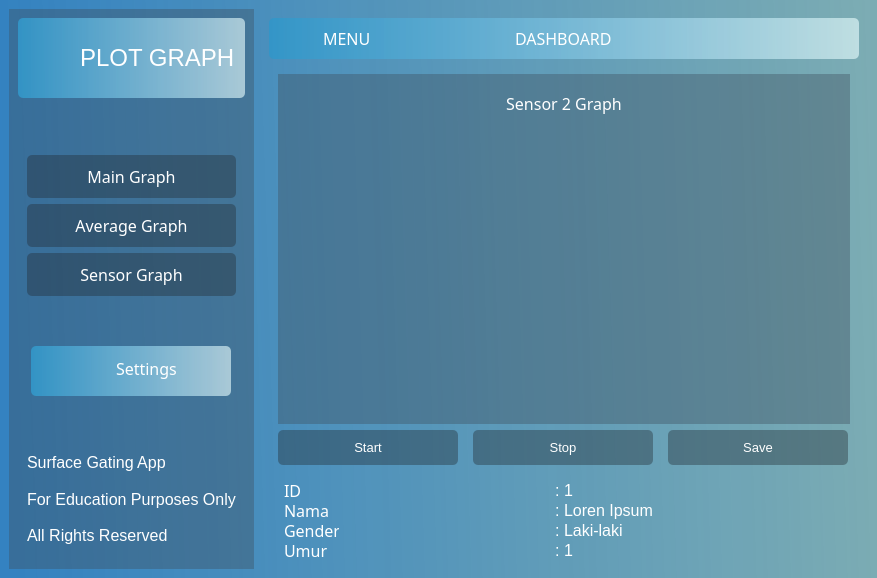
This is Bagian Grafik/interface.ui in Eriqo90AW/RSCM-App as Qt 5 draws it before an edit. The edited form follows.
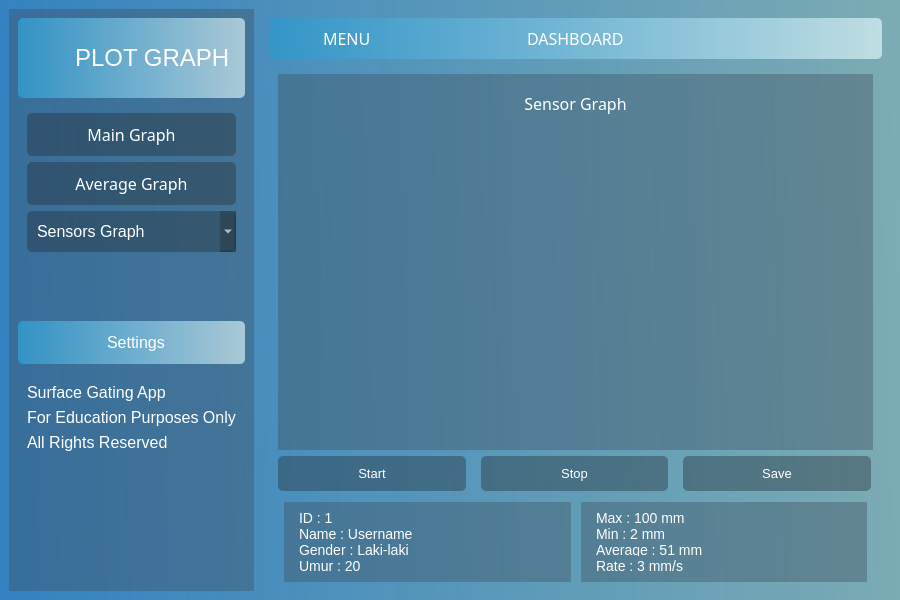
This is the edited form. The open tabs and pages were chosen to show the change. Icons and pictures are not drawn.

Diff of the .ui file:
```diff
--- a/Bagian Grafik/interface.ui
+++ b/Bagian Grafik/interface.ui
@@ -6,85 +6,128 @@
    <rect>
     <x>0</x>
     <y>0</y>
-    <width>877</width>
-    <height>578</height>
+    <width>900</width>
+    <height>600</height>
    </rect>
   </property>
   <property name="windowTitle">
    <string>MainWindow</string>
   </property>
-  <widget class="QWidget" name="centralwidget">
+  <widget class="QWidget" name="winmenu_graph">
    <property name="styleSheet">
-    <string notr="true">*{
+    <string notr="true">*
+{
 color: #fff;
 font-family: 'Trebuchet MS';
 font-size: 16px;
 border: nine;
 background: none;
 }
-#centralwidget{
+#frame_graph_gbframe QComboBox
+{
+text-align: center;
+padding: 10px;
+border-radius: 5px;
+background-color: rgba(33, 43, 51, 100);
+}
+#frame_graph_gbframe QComboBox QAbstractItemView::item:hover {
+    background-color: rgba(61, 80, 95, 100);
+}
+#winmenu_graph
+{
 background-color: qlineargradient(spread:pad, x1:0, y1:0.5, x2:1, y2:0.48, stop:0 rgba(0, 100,180, 200), stop:1 rgba(0, 100, 115, 123));
 }
-#left_menu_widget, #main_graph, #average_graph, #sensors_graph
+#frame_graph_head, #frame_graph_tframe
 {
-background-color: rgba(61, 80, 95, 100)
+background-color: qlineargradient(spread:pad, x1:0, y1:0, x2:1, y2:0, stop:0 rgba(50, 150,200, 235), stop:1 rgba(235, 255, 255, 155));
+border-radius: 5px;
+font-size: 14px;
 }
-#frame_4 QPushButton{
+#frame_graph_left, #widget_main_graph, #widget_average_graph, #widget_sensors_graph, #frame_graph_inleft, #frame_graph_inright
+{
+background-color: rgba(61, 80, 95, 100);
+}
+#label_graph_tlabel
+{
+    font-family: 'Segoe UI';
+    font-size: 24px;
+}
+#frame_graph_inleft QLabel
+{
+font-size: 14px;
+}
+#frame_graph_inright QLabel
+{
+font-size: 14px;
+}
+#frame_graph_gbframe QPushButton
+{
 padding: 10px;
 border-radius: 5px;
 background-color: rgba(33, 43, 51, 100);
 }
-#frame_4 QPushButton:hover{
+#frame_graph_gbframe QPushButton:hover
+{
 padding: 10px;
 border-radius: 5px;
 background-color: rgb(120, 157, 186);
 }
-#header_nav QPushButton{
+#frame_graph_sframe QPushButton
+{
+	padding: 12px;
+	border-radius: 5px;
+	background-color: qlineargradient(spread:pad, x1:0, y1:0, x2:1, y2:0, stop:0 rgba(50, 150,200, 235), stop:1 rgba(235, 255, 255, 155));
+}
+#frame_graph_sframe QPushButton:hover
+{
+	border-radius: 5px;
+	background-color: rgb(120, 157, 186);
+}
+#frame_graph_head QPushButton
+{
 	background-color: transparent;
 	border-radius: 15px;
 }
-#header_nav QPushButton:hover{
+#frame_graph_head QPushButton:hover
+{
 	background-color: rgb(120, 157, 186);
 }
-#header_menu QPushButton:hover{
+#frame_graph_menu QPushButton:hover
+{
 	border-radius: 10px;
 	background-color: rgb(120, 157, 186);
 }
-#frame_graph_settings:hover{
-	border-radius: 5px;
-	background-color: rgb(120, 157, 186);
-}
-#header_frame, #frame_graph_title, #frame_graph_settings{
-background-color: qlineargradient(spread:pad, x1:0, y1:0, x2:1, y2:0, stop:0 rgba(50, 150,200, 235), stop:1 rgba(235, 255, 255, 155));
-border-radius: 5px;
-}
-#label_graph_title{
-    font-family: 'Segoe UI';
-    font-size: 24px;
-}
-#frame_graph_util QPushButton{
+#frame_graph_util QPushButton
+{
 font-size: 13px;
 padding: 10px;
 border-radius: 5px;
 background-color: rgba(33, 43, 51, 100);
 }
-#frame_graph_util QPushButton:hover{
+#frame_graph_util QPushButton:hover
+{
 	border-radius: 5px;
 	background-color: rgba(61, 80, 95, 100)
 }</string>
    </property>
    <layout class="QHBoxLayout" name="horizontalLayout">
     <item>
-     <widget class="QWidget" name="left_menu_widget" native="true">
+     <widget class="QWidget" name="frame_graph_left" native="true">
       <layout class="QVBoxLayout" name="verticalLayout">
-       <item alignment="Qt::AlignTop">
-        <widget class="QFrame" name="frame_graph_title">
+       <item>
+        <widget class="QFrame" name="frame_graph_tframe">
          <property name="minimumSize">
           <size>
            <width>200</width>
            <height>80</height>
           </size>
          </property>
+         <property name="maximumSize">
+          <size>
+           <width>16777215</width>
+           <height>80</height>
+          </size>
+         </property>
          <property name="frameShape">
           <enum>QFrame::StyledPanel</enum>
          </property>
@@ -102,13 +145,13 @@
            <number>0</number>
           </property>
           <property name="rightMargin">
-           <number>10</number>
+           <number>15</number>
           </property>
           <property name="bottomMargin">
            <number>0</number>
           </property>
           <item alignment="Qt::AlignHCenter|Qt::AlignVCenter">
-           <widget class="QLabel" name="label_12">
+           <widget class="QLabel" name="label_graph_ticon">
             <property name="minimumSize">
              <size>
               <width>40</width>
@@ -133,7 +176,7 @@
            </widget>
           </item>
           <item alignment="Qt::AlignLeft">
-           <widget class="QLabel" name="label_graph_title">
+           <widget class="QLabel" name="label_graph_tlabel">
             <property name="font">
              <font>
               <family>Segoe UI</family>
@@ -148,8 +191,8 @@
          </layout>
         </widget>
        </item>
-       <item>
-        <widget class="QFrame" name="frame_4">
+       <item alignment="Qt::AlignTop">
+        <widget class="QFrame" name="frame_graph_gbframe">
          <property name="frameShape">
           <enum>QFrame::StyledPanel</enum>
          </property>
@@ -158,7 +201,7 @@
          </property>
          <layout class="QVBoxLayout" name="verticalLayout_2">
           <item>
-           <widget class="QPushButton" name="pushButton_4">
+           <widget class="QPushButton" name="button_graph_main">
             <property name="font">
              <font>
               <family>Trebuchet MS</family>
@@ -175,7 +218,7 @@
            </widget>
           </item>
           <item>
-           <widget class="QPushButton" name="pushButton_3">
+           <widget class="QPushButton" name="button_graph_average">
             <property name="font">
              <font>
               <family>Trebuchet MS</family>
@@ -188,42 +231,98 @@
            </widget>
           </item>
           <item>
-           <widget class="QPushButton" name="pushButton_2">
-            <property name="font">
-             <font>
-              <family>Trebuchet MS</family>
-              <pointsize>-1</pointsize>
-             </font>
+           <widget class="QComboBox" name="combo_graph_sensors">
+            <property name="styleSheet">
+             <string notr="true">QComboBox QAbstractItemView::item:hover {
+    background-color: black;
+}
+QComboBox::down-arrow {
+    color: black;
+}
+</string>
             </property>
-            <property name="text">
-             <string>Sensor Graph</string>
+            <property name="editable">
+             <bool>false</bool>
             </property>
+            <property name="currentText">
+             <string>Sensors Graph</string>
+            </property>
+            <item>
+             <property name="text">
+              <string>Sensors Graph</string>
+             </property>
+            </item>
+            <item>
+             <property name="text">
+              <string>Sensor 1</string>
+             </property>
+            </item>
+            <item>
+             <property name="text">
+              <string>Sensor 2</string>
+             </property>
+            </item>
+            <item>
+             <property name="text">
+              <string>Sensor 3</string>
+             </property>
+            </item>
+            <item>
+             <property name="text">
+              <string>Sensor 4</string>
+             </property>
+            </item>
+            <item>
+             <property name="text">
+              <string>Sensor 5</string>
+             </property>
+            </item>
+            <item>
+             <property name="text">
+              <string>Sensor 6</string>
+             </property>
+            </item>
+            <item>
+             <property name="text">
+              <string>Sensor 7</string>
+             </property>
+            </item>
+            <item>
+             <property name="text">
+              <string>Sensor 8</string>
+             </property>
+            </item>
+            <item>
+             <property name="text">
+              <string>Sensor 9</string>
+             </property>
+            </item>
            </widget>
           </item>
          </layout>
         </widget>
        </item>
-       <item alignment="Qt::AlignHCenter|Qt::AlignVCenter">
-        <widget class="QFrame" name="frame_graph_settings">
+       <item>
+        <widget class="QFrame" name="frame_graph_sframe">
          <property name="minimumSize">
           <size>
-           <width>200</width>
+           <width>0</width>
+           <height>0</height>
+          </size>
+         </property>
+         <property name="maximumSize">
+          <size>
+           <width>16777215</width>
            <height>50</height>
           </size>
          </property>
-         <property name="maximumSize">
-          <size>
-           <width>16777215</width>
-           <height>100</height>
-          </size>
-         </property>
          <property name="frameShape">
           <enum>QFrame::StyledPanel</enum>
          </property>
          <property name="frameShadow">
           <enum>QFrame::Raised</enum>
          </property>
-         <layout class="QHBoxLayout" name="horizontalLayout_3">
+         <layout class="QVBoxLayout" name="verticalLayout_13">
           <property name="spacing">
            <number>0</number>
           </property>
@@ -234,106 +333,33 @@
            <number>0</number>
           </property>
           <property name="rightMargin">
-           <number>30</number>
+           <number>0</number>
           </property>
           <property name="bottomMargin">
-           <number>5</number>
+           <number>0</number>
           </property>
-          <item alignment="Qt::AlignRight">
-           <widget class="QFrame" name="frame_11">
-            <property name="frameShape">
-             <enum>QFrame::StyledPanel</enum>
+          <item>
+           <widget class="QPushButton" name="pushButton">
+            <property name="maximumSize">
+             <size>
+              <width>16777215</width>
+              <height>16777215</height>
+             </size>
             </property>
-            <property name="frameShadow">
-             <enum>QFrame::Raised</enum>
+            <property name="text">
+             <string>  Settings</string>
             </property>
-            <layout class="QHBoxLayout" name="horizontalLayout_15">
-             <property name="spacing">
-              <number>0</number>
-             </property>
-             <property name="leftMargin">
-              <number>0</number>
-             </property>
-             <property name="topMargin">
-              <number>0</number>
-             </property>
-             <property name="rightMargin">
-              <number>0</number>
-             </property>
-             <property name="bottomMargin">
-              <number>5</number>
-             </property>
-             <item>
-              <widget class="QPushButton" name="pushButton_10">
-               <property name="minimumSize">
-                <size>
-                 <width>40</width>
-                 <height>40</height>
-                </size>
-               </property>
-               <property name="maximumSize">
-                <size>
-                 <width>40</width>
-                 <height>30</height>
-                </size>
-               </property>
-               <property name="text">
-                <string/>
-               </property>
-               <property name="icon">
-                <iconset resource="resources.qrc">
-                 <normaloff>:/icons/icons/engine-gears-icon.svg</normaloff>:/icons/icons/engine-gears-icon.svg</iconset>
-               </property>
-              </widget>
-             </item>
-            </layout>
-           </widget>
-          </item>
-          <item alignment="Qt::AlignLeft">
-           <widget class="QFrame" name="frame_10">
-            <property name="frameShape">
-             <enum>QFrame::StyledPanel</enum>
+            <property name="icon">
+             <iconset resource="resources.qrc">
+              <normaloff>:/icons/icons/engine-gears-icon.svg</normaloff>:/icons/icons/engine-gears-icon.svg</iconset>
             </property>
-            <property name="frameShadow">
-             <enum>QFrame::Raised</enum>
-            </property>
-            <layout class="QHBoxLayout" name="horizontalLayout_14">
-             <property name="spacing">
-              <number>0</number>
-             </property>
-             <property name="leftMargin">
-              <number>0</number>
-             </property>
-             <property name="topMargin">
-              <number>0</number>
-             </property>
-             <property name="rightMargin">
-              <number>0</number>
-             </property>
-             <property name="bottomMargin">
-              <number>0</number>
-             </property>
-             <item>
-              <widget class="QLabel" name="label_graph_settings_2">
-               <property name="font">
-                <font>
-                 <family>Trebuchet MS</family>
-                 <pointsize>-1</pointsize>
-                </font>
-               </property>
-               <property name="text">
-                <string>Settings</string>
-               </property>
-              </widget>
-             </item>
-            </layout>
            </widget>
           </item>
          </layout>
         </widget>
        </item>
-       <item>
-        <widget class="QFrame" name="frame_6">
+       <item alignment="Qt::AlignTop">
+        <widget class="QFrame" name="frame_graph_crlframe">
          <property name="frameShape">
           <enum>QFrame::StyledPanel</enum>
          </property>
@@ -342,21 +368,21 @@
          </property>
          <layout class="QVBoxLayout" name="verticalLayout_3">
           <item>
-           <widget class="QLabel" name="label_4">
+           <widget class="QLabel" name="frame_graph_crllabel2">
             <property name="text">
              <string>Surface Gating App</string>
             </property>
            </widget>
           </item>
           <item>
-           <widget class="QLabel" name="label_2">
+           <widget class="QLabel" name="frame_graph_crllabel1">
             <property name="text">
              <string>For Education Purposes Only</string>
             </property>
            </widget>
           </item>
           <item>
-           <widget class="QLabel" name="label_5">
+           <widget class="QLabel" name="frame_graph_crllabel3">
             <property name="text">
              <string>All Rights Reserved</string>
             </property>
@@ -369,7 +395,7 @@
      </widget>
     </item>
     <item>
-     <widget class="QFrame" name="frame_2">
+     <widget class="QFrame" name="frame_graph_right">
       <property name="frameShape">
        <enum>QFrame::StyledPanel</enum>
       </property>
@@ -378,7 +404,7 @@
       </property>
       <layout class="QVBoxLayout" name="verticalLayout_4">
        <item alignment="Qt::AlignTop">
-        <widget class="QFrame" name="header_frame">
+        <widget class="QFrame" name="frame_graph_head">
          <property name="maximumSize">
           <size>
            <width>16777215</width>
@@ -408,7 +434,7 @@
            <number>0</number>
           </property>
           <item alignment="Qt::AlignLeft">
-           <widget class="QFrame" name="header_menu">
+           <widget class="QFrame" name="frame_graph_menu">
             <property name="frameShape">
              <enum>QFrame::StyledPanel</enum>
             </property>
@@ -429,7 +455,7 @@
               <number>0</number>
              </property>
              <item>
-              <widget class="QPushButton" name="pushButton_6">
+              <widget class="QPushButton" name="button_graph_menu">
                <property name="text">
                 <string/>
                </property>
@@ -446,7 +472,7 @@
               </widget>
              </item>
              <item>
-              <widget class="QLabel" name="label_6">
+              <widget class="QLabel" name="label_graph_menu">
                <property name="font">
                 <font>
                  <family>Trebuchet MS</family>
@@ -462,7 +488,7 @@
            </widget>
           </item>
           <item alignment="Qt::AlignHCenter">
-           <widget class="QFrame" name="header_dash">
+           <widget class="QFrame" name="frame_graph_dash">
             <property name="font">
              <font>
               <family>Trebuchet MS</family>
@@ -477,7 +503,7 @@
             </property>
             <layout class="QHBoxLayout" name="horizontalLayout_6">
              <item>
-              <widget class="QLabel" name="label_7">
+              <widget class="QLabel" name="label_graph_dash">
                <property name="font">
                 <font>
                  <family>Trebuchet MS</family>
@@ -493,7 +519,7 @@
            </widget>
           </item>
           <item alignment="Qt::AlignRight">
-           <widget class="QFrame" name="header_nav">
+           <widget class="QFrame" name="frame_graph_nav">
             <property name="frameShape">
              <enum>QFrame::StyledPanel</enum>
             </property>
@@ -517,7 +543,7 @@
               <number>0</number>
              </property>
              <item>
-              <widget class="QPushButton" name="pushButton_9">
+              <widget class="QPushButton" name="button_graph_minimize">
                <property name="minimumSize">
                 <size>
                  <width>30</width>
@@ -540,7 +566,7 @@
               </widget>
              </item>
              <item>
-              <widget class="QPushButton" name="pushButton_8">
+              <widget class="QPushButton" name="button_graph_expand">
                <property name="minimumSize">
                 <size>
                  <width>30</width>
@@ -563,7 +589,7 @@
               </widget>
              </item>
              <item>
-              <widget class="QPushButton" name="pushButton_7">
+              <widget class="QPushButton" name="button_graph_close">
                <property name="minimumSize">
                 <size>
                  <width>30</width>
@@ -592,7 +618,7 @@
         </widget>
        </item>
        <item>
-        <widget class="QFrame" name="frame_8">
+        <widget class="QFrame" name="frame_graph_swframe">
          <property name="frameShape">
           <enum>QFrame::StyledPanel</enum>
          </property>
@@ -607,14 +633,14 @@
            <number>0</number>
           </property>
           <item>
-           <widget class="QStackedWidget" name="stackedWidget">
+           <widget class="QStackedWidget" name="swidget_graph_swgraph">
             <property name="currentIndex">
-             <number>0</number>
+             <number>2</number>
             </property>
-            <widget class="QWidget" name="main_graph">
+            <widget class="QWidget" name="widget_main_graph">
              <layout class="QVBoxLayout" name="verticalLayout_5">
               <item alignment="Qt::AlignTop">
-               <widget class="QFrame" name="frame_15">
+               <widget class="QFrame" name="frame_graph_mlabel">
                 <property name="frameShape">
                  <enum>QFrame::StyledPanel</enum>
                 </property>
@@ -623,7 +649,7 @@
                 </property>
                 <layout class="QVBoxLayout" name="verticalLayout_6">
                  <item alignment="Qt::AlignTop">
-                  <widget class="QLabel" name="label_9">
+                  <widget class="QLabel" name="label_graph_main">
                    <property name="font">
                     <font>
                      <family>Trebuchet MS</family>
@@ -642,7 +668,7 @@
                </widget>
               </item>
               <item>
-               <widget class="QFrame" name="frame_16">
+               <widget class="QFrame" name="frame_graph_mgraph">
                 <property name="sizePolicy">
                  <sizepolicy hsizetype="Preferred" vsizetype="Expanding">
                   <horstretch>0</horstretch>
@@ -660,10 +686,10 @@
               </item>
              </layout>
             </widget>
-            <widget class="QWidget" name="average_graph">
+            <widget class="QWidget" name="widget_average_graph">
              <layout class="QVBoxLayout" name="verticalLayout_8">
               <item>
-               <widget class="QFrame" name="frame_18">
+               <widget class="QFrame" name="frame_graph_avglabel">
                 <property name="frameShape">
                  <enum>QFrame::StyledPanel</enum>
                 </property>
@@ -672,7 +698,7 @@
                 </property>
                 <layout class="QVBoxLayout" name="verticalLayout_7">
                  <item alignment="Qt::AlignTop">
-                  <widget class="QLabel" name="label_10">
+                  <widget class="QLabel" name="label_graph_average">
                    <property name="font">
                     <font>
                      <family>Trebuchet MS</family>
@@ -680,7 +706,7 @@
                     </font>
                    </property>
                    <property name="text">
-                    <string>Sensor 1 Graph</string>
+                    <string>Average Graph</string>
                    </property>
                    <property name="alignment">
                     <set>Qt::AlignCenter</set>
@@ -691,7 +717,7 @@
                </widget>
               </item>
               <item>
-               <widget class="QFrame" name="frame_17">
+               <widget class="QFrame" name="frame_graph_avggraph">
                 <property name="sizePolicy">
                  <sizepolicy hsizetype="Preferred" vsizetype="Expanding">
                   <horstretch>0</horstretch>
@@ -709,10 +735,10 @@
               </item>
              </layout>
             </widget>
-            <widget class="QWidget" name="sensors_graph">
+            <widget class="QWidget" name="widget_sensors_graph">
              <layout class="QVBoxLayout" name="verticalLayout_10">
               <item>
-               <widget class="QFrame" name="frame_20">
+               <widget class="QFrame" name="frame_graph_slabel">
                 <property name="frameShape">
                  <enum>QFrame::StyledPanel</enum>
                 </property>
@@ -721,7 +747,7 @@
                 </property>
                 <layout class="QVBoxLayout" name="verticalLayout_9">
                  <item alignment="Qt::AlignTop">
-                  <widget class="QLabel" name="label_11">
+                  <widget class="QLabel" name="label_graph_sensor">
                    <property name="font">
                     <font>
                      <family>Trebuchet MS</family>
@@ -729,7 +755,7 @@
                     </font>
                    </property>
                    <property name="text">
-                    <string>Sensor 2 Graph</string>
+                    <string>Sensor Graph</string>
                    </property>
                    <property name="alignment">
                     <set>Qt::AlignCenter</set>
@@ -740,7 +766,7 @@
                </widget>
               </item>
               <item>
-               <widget class="QFrame" name="frame_19">
+               <widget class="QFrame" name="frame_graph_sgraph">
                 <property name="sizePolicy">
                  <sizepolicy hsizetype="Preferred" vsizetype="Expanding">
                   <horstretch>0</horstretch>
@@ -781,6 +807,9 @@
           <property name="rightMargin">
            <number>11</number>
           </property>
+          <property name="bottomMargin">
+           <number>5</number>
+          </property>
           <item>
            <widget class="QPushButton" name="button_graph_start">
             <property name="text">
@@ -806,7 +835,7 @@
         </widget>
        </item>
        <item alignment="Qt::AlignBottom">
-        <widget class="QFrame" name="frame_9">
+        <widget class="QFrame" name="frame_graph_info">
          <property name="maximumSize">
           <size>
            <width>16777215</width>
@@ -821,7 +850,7 @@
          </property>
          <layout class="QHBoxLayout" name="horizontalLayout_8">
           <property name="spacing">
-           <number>0</number>
+           <number>10</number>
           </property>
           <property name="leftMargin">
            <number>15</number>
@@ -836,7 +865,7 @@
            <number>0</number>
           </property>
           <item alignment="Qt::AlignVCenter">
-           <widget class="QFrame" name="frame_13">
+           <widget class="QFrame" name="frame_graph_inleft">
             <property name="frameShape">
              <enum>QFrame::StyledPanel</enum>
             </property>
@@ -845,252 +874,53 @@
             </property>
             <layout class="QVBoxLayout" name="verticalLayout_11">
              <property name="spacing">
-              <number>0</number>
+              <number>4</number>
              </property>
              <property name="leftMargin">
-              <number>0</number>
+              <number>15</number>
              </property>
              <property name="topMargin">
-              <number>0</number>
+              <number>10</number>
              </property>
              <property name="rightMargin">
-              <number>0</number>
+              <number>10</number>
              </property>
              <property name="bottomMargin">
-              <number>0</number>
+              <number>10</number>
              </property>
              <item>
-              <widget class="QFrame" name="frame_7">
-               <property name="frameShape">
-                <enum>QFrame::StyledPanel</enum>
+              <widget class="QLabel" name="label_graph_id">
+               <property name="text">
+                <string>ID : 1</string>
                </property>
-               <property name="frameShadow">
-                <enum>QFrame::Raised</enum>
-               </property>
-               <layout class="QHBoxLayout" name="horizontalLayout_9">
-                <property name="spacing">
-                 <number>0</number>
-                </property>
-                <property name="leftMargin">
-                 <number>0</number>
-                </property>
-                <property name="topMargin">
-                 <number>0</number>
-                </property>
-                <property name="rightMargin">
-                 <number>0</number>
-                </property>
-                <property name="bottomMargin">
-                 <number>0</number>
-                </property>
-                <item>
-                 <widget class="QLabel" name="label">
-                  <property name="maximumSize">
-                   <size>
-                    <width>62</width>
-                    <height>16777215</height>
-                   </size>
-                  </property>
-                  <property name="font">
-                   <font>
-                    <family>Trebuchet MS</family>
-                    <pointsize>-1</pointsize>
-                   </font>
-                  </property>
-                  <property name="text">
-                   <string>ID</string>
-                  </property>
-                 </widget>
-                </item>
-                <item>
-                 <widget class="QLabel" name="label_3">
-                  <property name="text">
-                   <string>: </string>
-                  </property>
-                  <property name="alignment">
-                   <set>Qt::AlignRight|Qt::AlignTrailing|Qt::AlignVCenter</set>
-                  </property>
-                 </widget>
-                </item>
-               </layout>
               </widget>
              </item>
              <item>
-              <widget class="QFrame" name="frame">
-               <property name="frameShape">
-                <enum>QFrame::StyledPanel</enum>
+              <widget class="QLabel" name="label_graph_name">
+               <property name="text">
+                <string>Name : Username</string>
                </property>
-               <property name="frameShadow">
-                <enum>QFrame::Raised</enum>
-               </property>
-               <layout class="QHBoxLayout" name="horizontalLayout_11">
-                <property name="spacing">
-                 <number>0</number>
-                </property>
-                <property name="leftMargin">
-                 <number>0</number>
-                </property>
-                <property name="topMargin">
-                 <number>0</number>
-                </property>
-                <property name="rightMargin">
-                 <number>0</number>
-                </property>
-                <property name="bottomMargin">
-                 <number>0</number>
-                </property>
-                <item>
-                 <widget class="QLabel" name="label_8">
-                  <property name="maximumSize">
-                   <size>
-                    <width>62</width>
-                    <height>16777215</height>
-                   </size>
-                  </property>
-                  <property name="font">
-                   <font>
-                    <family>Trebuchet MS</family>
-                    <pointsize>-1</pointsize>
-                   </font>
-                  </property>
-                  <property name="text">
-                   <string>Nama</string>
-                  </property>
-                 </widget>
-                </item>
-                <item>
-                 <widget class="QLabel" name="label_13">
-                  <property name="text">
-                   <string>: </string>
-                  </property>
-                  <property name="alignment">
-                   <set>Qt::AlignRight|Qt::AlignTrailing|Qt::AlignVCenter</set>
-                  </property>
-                 </widget>
-                </item>
-               </layout>
               </widget>
              </item>
              <item>
-              <widget class="QFrame" name="frame_5">
-               <property name="frameShape">
-                <enum>QFrame::StyledPanel</enum>
+              <widget class="QLabel" name="label_graph_gender">
+               <property name="text">
+                <string>Gender : Laki-laki</string>
                </property>
-               <property name="frameShadow">
-                <enum>QFrame::Raised</enum>
-               </property>
-               <layout class="QHBoxLayout" name="horizontalLayout_12">
-                <property name="leftMargin">
-                 <number>0</number>
-                </property>
-                <property name="topMargin">
-                 <number>0</number>
-                </property>
-                <property name="rightMargin">
-                 <number>0</number>
-                </property>
-                <property name="bottomMargin">
-                 <number>0</number>
-                </property>
-                <item>
-                 <widget class="QLabel" name="label_14">
-                  <property name="maximumSize">
-                   <size>
-                    <width>55</width>
-                    <height>16777215</height>
-                   </size>
-                  </property>
-                  <property name="font">
-                   <font>
-                    <family>Trebuchet MS</family>
-                    <pointsize>-1</pointsize>
-                   </font>
-                  </property>
-                  <property name="text">
-                   <string>Gender</string>
-                  </property>
-                 </widget>
-                </item>
-                <item>
-                 <widget class="QLabel" name="label_15">
-                  <property name="text">
-                   <string> : </string>
-                  </property>
-                  <property name="alignment">
-                   <set>Qt::AlignRight|Qt::AlignTrailing|Qt::AlignVCenter</set>
-                  </property>
-                 </widget>
-                </item>
-               </layout>
               </widget>
              </item>
              <item>
-              <widget class="QFrame" name="frame_3">
-               <property name="frameShape">
-                <enum>QFrame::StyledPanel</enum>
+              <widget class="QLabel" name="label_graph_umur">
+               <property name="text">
+                <string>Umur : 20</string>
                </property>
-               <property name="frameShadow">
-                <enum>QFrame::Raised</enum>
-               </property>
-               <layout class="QHBoxLayout" name="horizontalLayout_13">
-                <property name="spacing">
-                 <number>0</number>
-                </property>
-                <property name="leftMargin">
-                 <number>0</number>
-                </property>
-                <property name="topMargin">
-                 <number>0</number>
-                </property>
-                <property name="rightMargin">
-                 <number>0</number>
-                </property>
-                <property name="bottomMargin">
-                 <number>0</number>
-                </property>
-                <item>
-                 <widget class="QLabel" name="label_16">
-                  <property name="minimumSize">
-                   <size>
-                    <width>10</width>
-                    <height>0</height>
-                   </size>
-                  </property>
-                  <property name="maximumSize">
-                   <size>
-                    <width>62</width>
-                    <height>16777215</height>
-                   </size>
-                  </property>
-                  <property name="font">
-                   <font>
-                    <family>Trebuchet MS</family>
-                    <pointsize>-1</pointsize>
-                   </font>
-                  </property>
-                  <property name="text">
-                   <string>Umur</string>
-                  </property>
-                 </widget>
-                </item>
-                <item>
-                 <widget class="QLabel" name="label_17">
-                  <property name="text">
-                   <string>: </string>
-                  </property>
-                  <property name="alignment">
-                   <set>Qt::AlignRight|Qt::AlignTrailing|Qt::AlignVCenter</set>
-                  </property>
-                 </widget>
-                </item>
-               </layout>
               </widget>
              </item>
             </layout>
            </widget>
           </item>
           <item>
-           <widget class="QFrame" name="frame_14">
+           <widget class="QFrame" name="frame_graph_inright">
             <property name="frameShape">
              <enum>QFrame::StyledPanel</enum>
             </property>
@@ -1099,45 +929,45 @@
             </property>
             <layout class="QVBoxLayout" name="verticalLayout_12">
              <property name="spacing">
-              <number>0</number>
+              <number>4</number>
              </property>
              <property name="leftMargin">
-              <number>0</number>
+              <number>15</number>
              </property>
              <property name="topMargin">
-              <number>0</number>
+              <number>10</number>
              </property>
              <property name="rightMargin">
-              <number>0</number>
+              <number>10</number>
              </property>
              <property name="bottomMargin">
-              <number>0</number>
+              <number>10</number>
              </property>
              <item>
-              <widget class="QLabel" name="label_18">
+              <widget class="QLabel" name="label_graph_max">
                <property name="text">
-                <string>1</string>
+                <string>Max : 100 mm</string>
                </property>
               </widget>
              </item>
              <item>
-              <widget class="QLabel" name="label_21">
+              <widget class="QLabel" name="label_graph_min">
                <property name="text">
-                <string>Loren Ipsum</string>
+                <string>Min : 2 mm</string>
                </property>
               </widget>
              </item>
              <item>
-              <widget class="QLabel" name="label_19">
+              <widget class="QLabel" name="label_graph_avg">
                <property name="text">
-                <string>Laki-laki</string>
+                <string>Average : 51 mm</string>
                </property>
               </widget>
              </item>
              <item>
-              <widget class="QLabel" name="label_20">
+              <widget class="QLabel" name="label_graph_rate">
                <property name="text">
-                <string>1</string>
+                <string>Rate : 3 mm/s</string>
                </property>
               </widget>
              </item>
```
